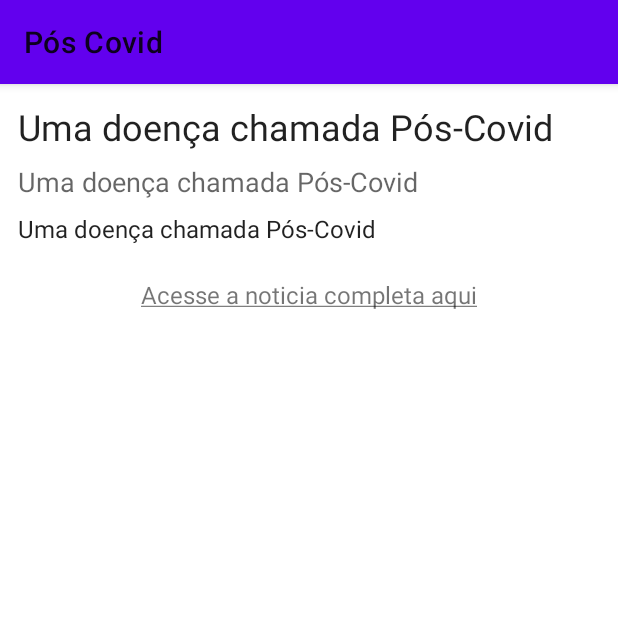
After one commit to amandagsantos16/Pos-Covid-App, an Android app: the fragment EstudosDetalhesFragment shown on its own in the app's theme, on a phone screen of 412 x 824 dp, the top half of it. The commit adds this screen. Run offline under Robolectric (Android 15) with nearby library versions, the phone set to English and light mode, and no system bars; 5 statements that could not run were skipped.

Commit message:
tela que mostra os destalhes dos estudos

```diff
--- a/app/src/main/java/com/amanda/poscovid/modelo/Noticia.kt
+++ b/app/src/main/java/com/amanda/poscovid/modelo/Noticia.kt
@@ -1,6 +1,8 @@
 package com.amanda.poscovid.modelo
 
-class Noticia {
+import java.io.Serializable
+
+class Noticia: Serializable {
     var titulo: String = String()
     var subtitulo: String = String()
     var corpo: String = String()
--- a/app/src/main/java/com/amanda/poscovid/ui/adapter/list/EstudosAdapter.kt
+++ b/app/src/main/java/com/amanda/poscovid/ui/adapter/list/EstudosAdapter.kt
@@ -11,7 +11,7 @@ import com.amanda.poscovid.ui.adapter.viewholder.EstudosViewHolder
 class EstudosAdapter(private val context: Context?) : RecyclerView.Adapter<EstudosViewHolder>() {
 
     private val noticias: MutableList<Noticia> = mutableListOf()
-    var clickListener: (() -> Unit) = { }
+    var clickListener: ((Noticia) -> Unit) = { }
 
     override fun onCreateViewHolder(parent: ViewGroup, viewType: Int): EstudosViewHolder {
         val view = LayoutInflater.from(context).inflate(R.layout.item_estudo, parent, false)
@@ -24,7 +24,7 @@ class EstudosAdapter(private val context: Context?) : RecyclerView.Adapter<Estud
     }
 
     override fun onBindViewHolder(holder: EstudosViewHolder, position: Int) {
-        holder.bindData(noticias[position])
+        holder.bindData(noticias[position], clickListener)
     }
 
     fun atualizaLista(noticias: List<Noticia>) {
--- a/app/src/main/java/com/amanda/poscovid/ui/adapter/viewholder/EstudosViewHolder.kt
+++ b/app/src/main/java/com/amanda/poscovid/ui/adapter/viewholder/EstudosViewHolder.kt
@@ -9,10 +9,11 @@ import com.amanda.poscovid.modelo.Noticia
 
 class EstudosViewHolder(itemView: View) : RecyclerView.ViewHolder(itemView) {
 
-    fun bindData(noticia : Noticia) {
+    fun bindData(noticia : Noticia, clickListener: ((Noticia) -> Unit)) {
         val titulo = itemView.findViewById<TextView>(R.id.estudo_titulo)
         val subtitulo = itemView.findViewById<TextView>(R.id.estudo_subtitulo)
         titulo.text = noticia.titulo
         subtitulo.text = noticia.subtitulo
+        itemView.setOnClickListener { clickListener(noticia) }
     }
 }
--- /dev/null
+++ b/app/src/main/java/com/amanda/poscovid/ui/fragment/EstudosDetalhesFragment.kt
@@ -0,0 +1,40 @@
+package com.amanda.poscovid.ui.fragment
+
+import android.content.Intent
+import android.content.Intent.ACTION_VIEW
+import android.net.Uri
+import android.os.Bundle
+import android.view.LayoutInflater
+import android.view.View
+import android.view.ViewGroup
+import androidx.appcompat.app.AppCompatActivity
+import androidx.navigation.fragment.navArgs
+import com.amanda.poscovid.databinding.FragmentEstudosDetalhesBinding
+
+class EstudosDetalhesFragment : BaseAppFragment() {
+
+    private val args by navArgs<EstudosDetalhesFragmentArgs>()
+    private val estudo by lazy { args.estudo }
+    private lateinit var binding: FragmentEstudosDetalhesBinding
+
+    override fun onCreateView(inflater: LayoutInflater, container: ViewGroup?, savedInstanceState: Bundle?): View {
+        (activity as AppCompatActivity).supportActionBar?.show()
+        binding = FragmentEstudosDetalhesBinding.inflate(layoutInflater)
+        return binding.root
+    }
+
+    override fun onViewCreated(view: View, savedInstanceState: Bundle?) {
+        super.onViewCreated(view, savedInstanceState)
+
+        binding.estudoDetalhesTitulo.text = estudo.titulo
+        binding.estudoDetalhesCorpo.text = estudo.corpo
+        binding.estudoDetalhesSubtitulo.text = estudo.subtitulo
+        binding.estudoDetalhesUrl.setOnClickListener {
+            val intent = Intent(ACTION_VIEW)
+            intent.data = Uri.parse(estudo.url)
+            startActivity(
+                intent
+            )
+        }
+    }
+}
--- a/app/src/main/java/com/amanda/poscovid/ui/fragment/UltimosEstudosFragment.kt
+++ b/app/src/main/java/com/amanda/poscovid/ui/fragment/UltimosEstudosFragment.kt
@@ -26,6 +26,11 @@ class UltimosEstudosFragment : BaseAppFragment() {
     override fun onViewCreated(view: View, savedInstanceState: Bundle?) {
         super.onViewCreated(view, savedInstanceState)
 
+        adapter.clickListener = {
+            navigateTo(
+                UltimosEstudosFragmentDirections.actionUltimosEstudosToDetalhes(it)
+            )
+        }
         binding.recyclerView.adapter = adapter
         viewModel.getAssinantes().observe(viewLifecycleOwner) {
             it?.let {
--- /dev/null
+++ b/app/src/main/res/layout/fragment_estudos_detalhes.xml
@@ -0,0 +1,56 @@
+<?xml version="1.0" encoding="utf-8"?>
+<LinearLayout xmlns:android="http://schemas.android.com/apk/res/android"
+    xmlns:tools="http://schemas.android.com/tools"
+    android:layout_width="match_parent"
+    android:layout_height="match_parent"
+    xmlns:app="http://schemas.android.com/apk/res-auto">
+
+    <androidx.core.widget.NestedScrollView
+        android:layout_width="match_parent"
+        android:layout_height="wrap_content">
+        <LinearLayout
+            android:layout_width="match_parent"
+            android:orientation="vertical"
+            android:padding="12dp"
+            android:layout_height="match_parent">
+
+            <TextView
+                android:id="@+id/estudo_detalhes_titulo"
+                android:layout_width="match_parent"
+                android:layout_height="wrap_content"
+                android:text="Uma doença chamada Pós-Covid"
+                android:textAlignment="textStart"
+                android:textAppearance="@style/TextAppearance.AppCompat.Large"
+                android:textSize="24sp" />
+
+            <TextView
+                android:id="@+id/estudo_detalhes_subtitulo"
+                android:layout_width="match_parent"
+                android:layout_height="wrap_content"
+                android:layout_marginTop="8dp"
+                android:text="Uma doença chamada Pós-Covid"
+                android:textAlignment="textStart"
+                android:textAppearance="@style/TextAppearance.AppCompat.Medium" />
+
+            <TextView
+                android:id="@+id/estudo_detalhes_corpo"
+                android:layout_width="match_parent"
+                android:layout_height="wrap_content"
+                android:layout_marginTop="8dp"
+                android:text="Uma doença chamada Pós-Covid"
+                android:textAlignment="textStart"
+                android:textAppearance="@style/TextAppearance.AppCompat.Body1"
+                android:textSize="16sp" />
+
+            <TextView
+                android:id="@+id/estudo_detalhes_url"
+                android:layout_width="match_parent"
+                android:layout_height="wrap_content"
+                android:layout_marginTop="22dp"
+                android:text="@string/link_estudo"
+                android:textAlignment="center"
+                android:textSize="16sp"/>
+        </LinearLayout>
+
+    </androidx.core.widget.NestedScrollView>
+</LinearLayout>
--- a/app/src/main/res/values/strings.xml
+++ b/app/src/main/res/values/strings.xml
@@ -35,5 +35,7 @@
     <string name="quero_ser_um_psicologo_voluntario">Quero ser um psicólogo voluntário</string>
     <string name="erro_padrao_api_get">Descuple, não conseguimos buscas os dados no momento, por favor, tente novamente mais tarde.</string>
     <string name="estados">Estados</string>
+    <string name="link_estudo"><u>Acesse a noticia completa aqui</u></string>
+    <string name="estudo">Estudo</string>
 
 </resources>
```
Also changed, not shown: app/src/main/res/navigation/main_graph.xml (+15 -1 lines).
